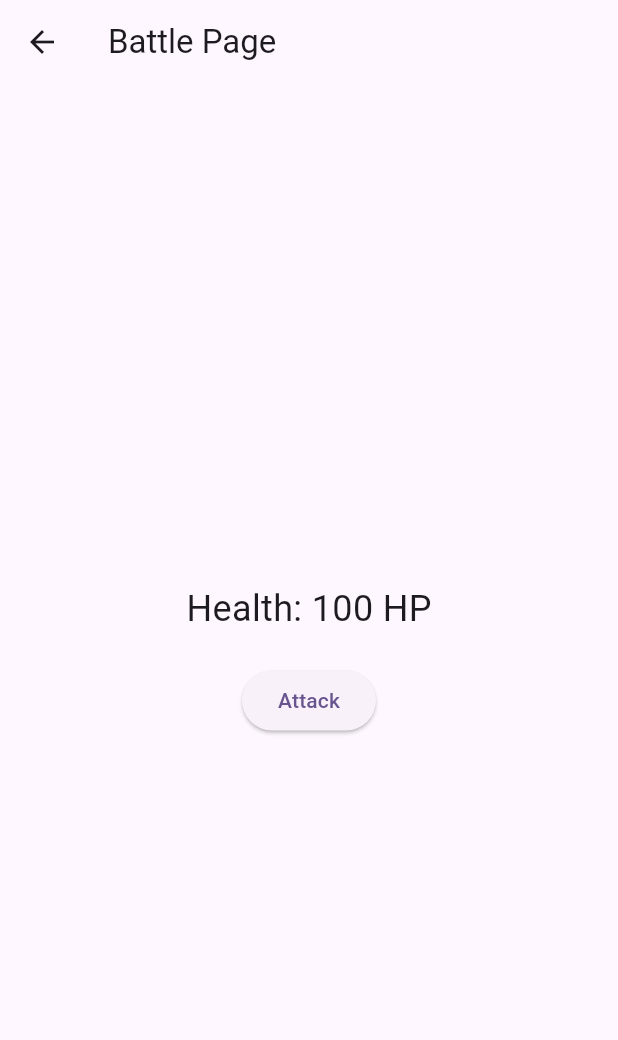
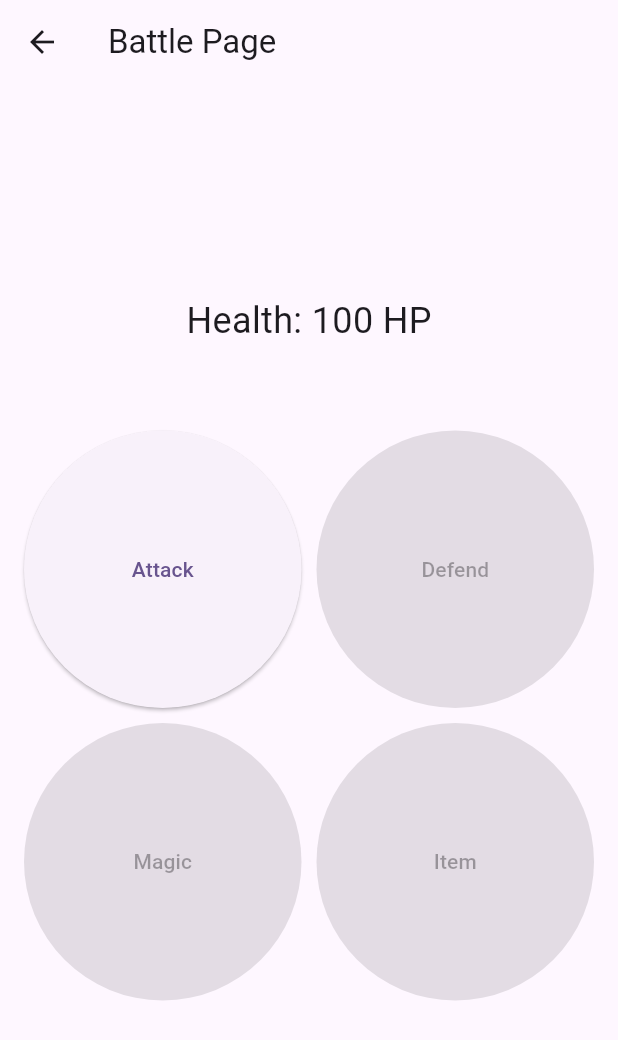
Before and after one commit to Sanins/flutter-training, a Flutter app: the BattlePage screen opened directly, on a phone screen of 412 x 824 dp. Shown: the top 1040 px of the screen. Run offline on Flutter 3.47's test engine with Material 3 defaults, Android fonts, the phone set to English and light mode, and no system bars; statements that could not run were skipped.

Commit message:
feat: add btns for battle options

```diff
--- a/lib/features/battle/screens/battle_screen.dart
+++ b/lib/features/battle/screens/battle_screen.dart
@@ -32,14 +32,38 @@ class _BattlePageState extends State<BattlePage> {
         child: Column(
           mainAxisAlignment: MainAxisAlignment.center,
           children: <Widget>[
+            // Display Health
             Text(
               'Health: $_health HP',
-              style: TextStyle(fontSize: 24),
+              style: const TextStyle(fontSize: 24),
             ),
-            const SizedBox(height: 20),
-            ElevatedButton(
-              onPressed: _attack,
-              child: const Text('Attack'),
+            const SizedBox(height: 40),
+            // Buttons Grid
+            GridView.count(
+              crossAxisCount: 2, // 2 columns
+              shrinkWrap:
+                  true, // Let GridView take only as much space as it needs
+              mainAxisSpacing: 10, // Spacing between rows
+              crossAxisSpacing: 10, // Spacing between columns
+              padding: const EdgeInsets.all(16),
+              children: [
+                ElevatedButton(
+                  onPressed: _attack,
+                  child: const Text('Attack'),
+                ),
+                ElevatedButton(
+                  onPressed: _defend,
+                  child: const Text('Defend'),
+                ),
+                ElevatedButton(
+                  onPressed: _magic,
+                  child: const Text('Magic'),
+                ),
+                ElevatedButton(
+                  onPressed: _item,
+                  child: const Text('Item'),
+                ),
+              ],
             ),
           ],
         ),
```
